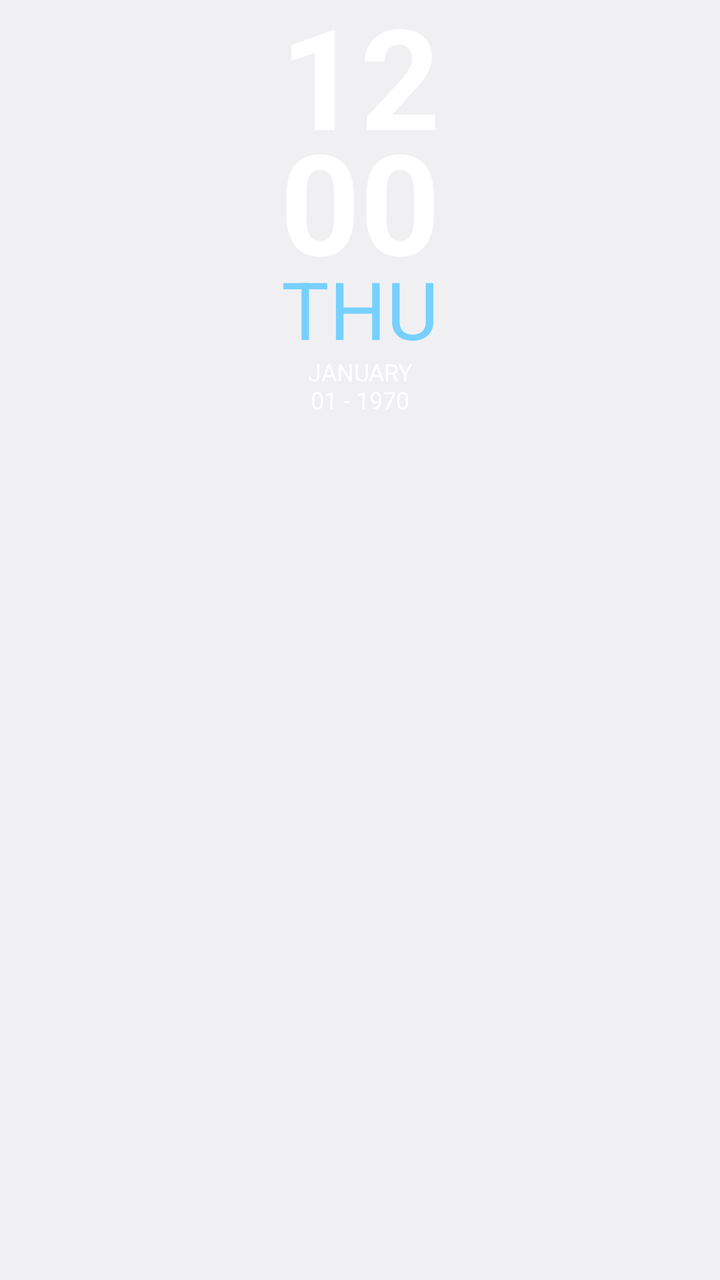
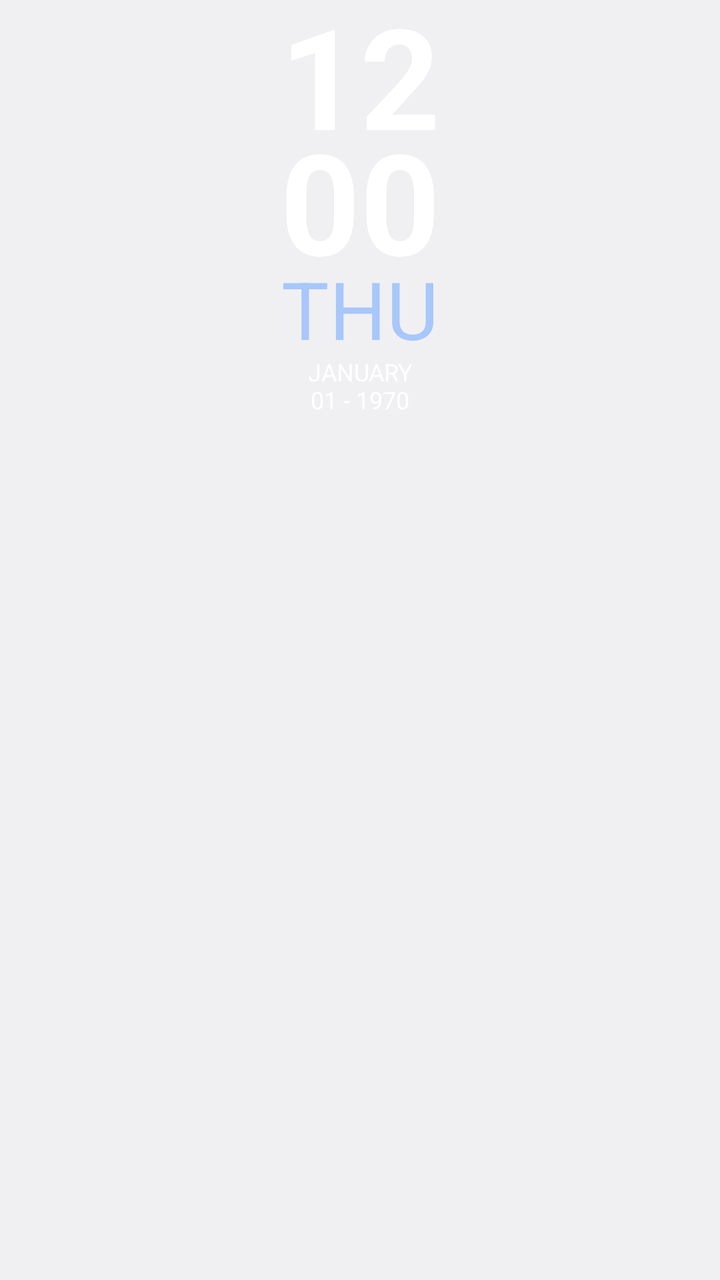

Before-and-after screenshots of an Android layout around one commit, followed by the original layout XML and the change that was made.
<!-- AndroidManifest.xml: application theme android:Theme.DeviceDefault.Light.NoActionBar -->
<!-- res/layout/zclock_ls_6.xml -->
<?xml version="1.0" encoding="utf-8"?>
<LinearLayout xmlns:android="http://schemas.android.com/apk/res/android"
    android:layout_width="match_parent"
    android:layout_height="wrap_content"
    android:layout_marginHorizontal="20dp"
    android:layout_gravity="center_horizontal|top"
    android:gravity="center_horizontal|top">

    <LinearLayout
        android:layout_width="match_parent"
        android:layout_height="wrap_content"
        android:layout_gravity="center_horizontal|top"
        android:gravity="center_horizontal|top"
        android:orientation="vertical">

        <TextClock
            android:layout_width="wrap_content"
            android:layout_height="wrap_content"
            android:layout_marginBottom="-10dp"
            android:format12Hour="hh"
            android:format24Hour="HH"
            android:gravity="center"
            android:includeFontPadding="false"
            android:singleLine="true"
            android:tag="text1|nolineheight"
            android:textColor="@android:color/white"
            android:textSize="70sp"
            android:textStyle="bold" />

        <TextClock
            android:layout_width="wrap_content"
            android:layout_height="wrap_content"
            android:layout_gravity="center_horizontal"
            android:layout_marginTop="-10dp"
            android:includeFontPadding="false"
            android:format12Hour="mm"
            android:format24Hour="mm"
            android:gravity="center"
            android:singleLine="true"
            android:tag="text1"
            android:textColor="@android:color/white"
            android:textSize="70sp"
            android:textStyle="bold" />

        <TextClock
            android:layout_width="wrap_content"
            android:layout_height="wrap_content"
            android:layout_gravity="center_horizontal"
            android:layout_marginTop="-12dp"
            android:format12Hour="EEE"
            android:format24Hour="EEE"
            android:gravity="center_horizontal"
            android:includeFontPadding="false"
            android:maxLines="2"
            android:singleLine="true"
            android:textAlignment="center"
            android:textAllCaps="true"
            android:tag="accent1"
            android:textColor="@android:color/system_accent1_200"
            android:textSize="40sp" />

        <TextClock
            android:layout_width="wrap_content"
            android:layout_height="wrap_content"
            android:format12Hour="MMMM"
            android:format24Hour="MMMM"
            android:singleLine="true"
            android:includeFontPadding="false"
            android:tag="accent1"
            android:textAlignment="center"
            android:textAllCaps="true"
            android:textColor="@android:color/white"
            android:textSize="12sp" />

        <TextClock
            android:includeFontPadding="false"
            android:layout_width="wrap_content"
            android:layout_height="wrap_content"
            android:format12Hour="dd - yyy"
            android:format24Hour="dd - yyy"
            android:singleLine="true"
            android:tag="text1"
            android:textAlignment="center"
            android:textAllCaps="true"
            android:textColor="@android:color/white"
            android:textSize="12sp" />
    </LinearLayout>
</LinearLayout>
<!-- resources referenced by this layout -->
<resources>

</resources>

<!-- the commit's change to res/layout/zclock_ls_6.xml (unified diff, before → after) -->
@@ -56,7 +56,7 @@
             android:textAlignment="center"
             android:textAllCaps="true"
             android:tag="accent1"
-            android:textColor="@android:color/system_accent1_200"
+            android:textColor="@color/zc_accent1_200"
             android:textSize="40sp" />
 
         <TextClock
<!-- resource entries referenced after the edit -->
@@ -1,5 +1,5 @@
 <!-- resources referenced by this layout -->
 <resources>
-
+  <color name="zc_accent1_200">#FFA8C7FA</color>
 </resources>
 
